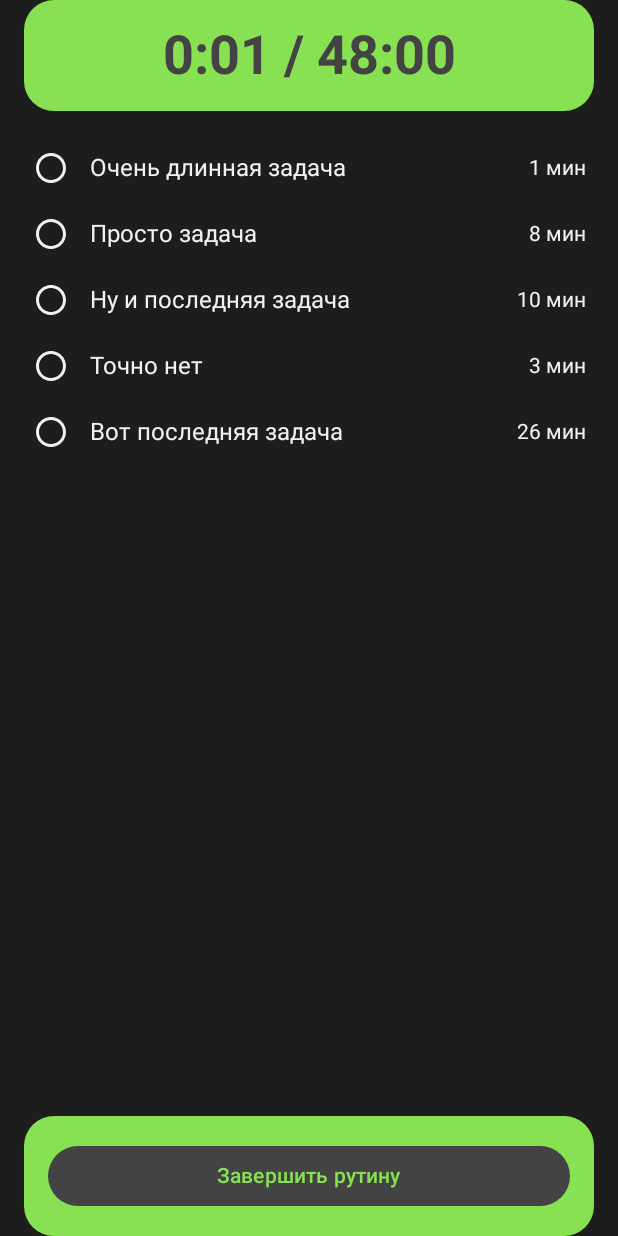
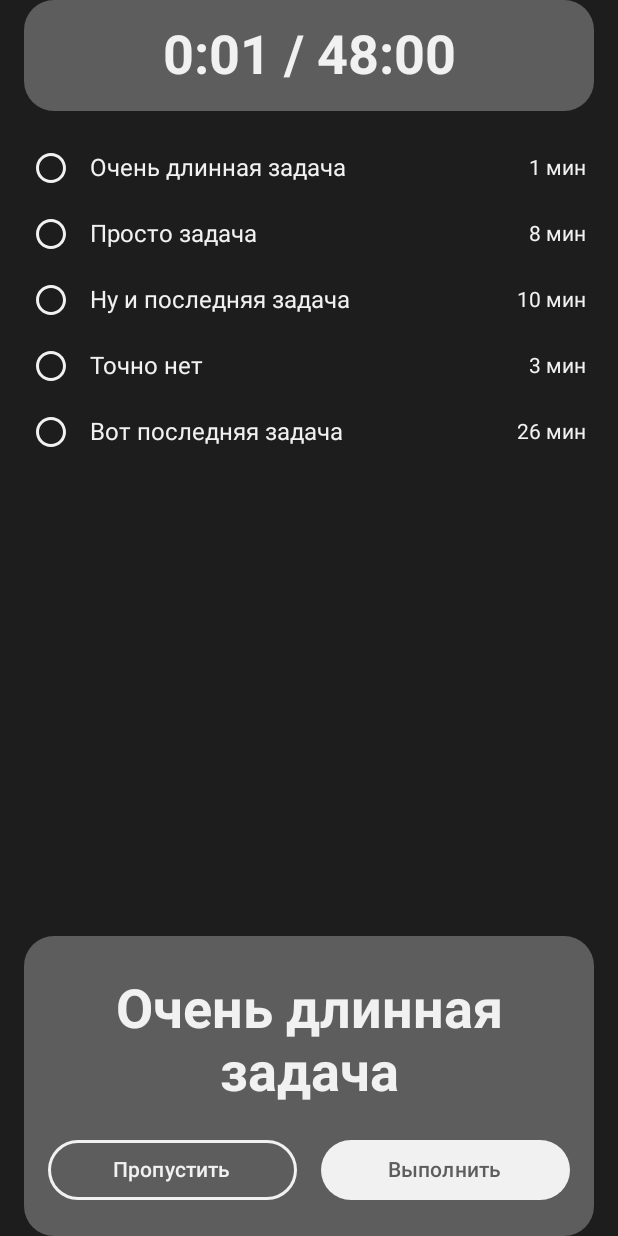
Before and after one commit to eeenicksss/onTime, an Android app built with Jetpack Compose: the @Preview function RunningRoutineScreenPreview, on a phone screen of 412 x 824 dp. Run offline under Robolectric (Android 15) with nearby library versions, the light colour scheme and no system bars.

Commit message:
Adjust the color indication in running routine screen. Refactor code, fixed bugs

```diff
--- a/app/src/main/java/com/example/ontime/create_routine/presentation/CreateRoutineViewModel.kt
+++ b/app/src/main/java/com/example/ontime/create_routine/presentation/CreateRoutineViewModel.kt
@@ -29,7 +29,7 @@ class CreateRoutineViewModel(
                     val newTask = Task(
                         title = _uiState.value.newTaskTitle,
                         durationMins = duration,
-                        status = TaskStatus.INCOMPLETED
+                        status = TaskStatus.UNCOMPLETED
                     )
                     _uiState.value = _uiState.value.copy(
                         tasks = _uiState.value.tasks + newTask,
--- a/app/src/main/java/com/example/ontime/routine/domain/repository/FakeRunningRoutineRepository.kt
+++ b/app/src/main/java/com/example/ontime/routine/domain/repository/FakeRunningRoutineRepository.kt
@@ -7,11 +7,11 @@ class FakeRunningRoutineRepository : RunningRoutineRepository {
     override suspend fun loadTasks(): List<Task> {
         // Возвращаем список задач для превью
         return listOf(
-            Task("Очень длинная задача", durationMins = 1, status = TaskStatus.INCOMPLETED),
-            Task("Просто задача", durationMins = 8, status = TaskStatus.INCOMPLETED),
-            Task("Ну и последняя задача", durationMins = 10, status = TaskStatus.INCOMPLETED),
-            Task("Точно нет", durationMins = 3, status = TaskStatus.INCOMPLETED),
-            Task("Вот последняя задача", durationMins = 26, status = TaskStatus.INCOMPLETED)
+            Task("Очень длинная задача", durationMins = 1, status = TaskStatus.UNCOMPLETED),
+            Task("Просто задача", durationMins = 8, status = TaskStatus.UNCOMPLETED),
+            Task("Ну и последняя задача", durationMins = 10, status = TaskStatus.UNCOMPLETED),
+            Task("Точно нет", durationMins = 3, status = TaskStatus.UNCOMPLETED),
+            Task("Вот последняя задача", durationMins = 26, status = TaskStatus.UNCOMPLETED)
         )
     }
 
--- a/app/src/main/java/com/example/ontime/routine/presentation/RunningRountineScreen.kt
+++ b/app/src/main/java/com/example/ontime/routine/presentation/RunningRountineScreen.kt
@@ -15,6 +15,7 @@ import androidx.compose.foundation.layout.Spacer
 import androidx.compose.foundation.layout.fillMaxSize
 import androidx.compose.foundation.layout.fillMaxWidth
 import androidx.compose.foundation.layout.padding
+import androidx.compose.foundation.layout.systemBarsPadding
 import androidx.compose.foundation.layout.width
 import androidx.compose.foundation.lazy.LazyColumn
 import androidx.compose.foundation.lazy.items
@@ -25,7 +26,6 @@ import androidx.compose.material3.ExperimentalMaterial3Api
 import androidx.compose.material3.OutlinedButton
 import androidx.compose.material3.Text
 import androidx.compose.runtime.Composable
-import androidx.compose.runtime.LaunchedEffect
 import androidx.compose.runtime.collectAsState
 import androidx.compose.runtime.getValue
 import androidx.compose.runtime.mutableStateOf
@@ -34,7 +34,6 @@ import androidx.compose.runtime.setValue
 import androidx.compose.ui.Alignment
 import androidx.compose.ui.Modifier
 import androidx.compose.ui.draw.clip
-import androidx.compose.ui.graphics.Color
 import androidx.compose.ui.res.colorResource
 import androidx.compose.ui.res.painterResource
 import androidx.compose.ui.res.stringResource
@@ -46,34 +45,20 @@ import androidx.compose.ui.unit.dp
 import androidx.compose.ui.unit.sp
 import androidx.lifecycle.ViewModelProvider
 import com.example.ontime.R
-import com.example.ontime.core.ui.theme.OnTimeTheme
 import com.example.ontime.di.AppComponent
 import com.example.ontime.routine.domain.repository.FakeRunningRoutineRepository
-import com.example.ontime.routine.domain.usecase.FakeGetTasksUseCase
-import com.example.ontime.routine.domain.usecase.FakeSaveTasksUseCase
 import kotlinx.coroutines.Dispatchers
-import kotlinx.coroutines.delay
-import kotlinx.datetime.Clock
-import kotlinx.datetime.Instant
-import kotlinx.datetime.TimeZone
-import kotlinx.datetime.toInstant
 
 class RunningRoutineActivity : ComponentActivity() {
 
     override fun onCreate(savedInstanceState: Bundle?) {
         super.onCreate(savedInstanceState)
-
-        // Получаем зависимости из AppComponent
         val repository = AppComponent.instance.provideRunningRoutineRepository()
         val dispatcher = AppComponent.instance.provideCoroutineDispatcher()
-
-        // Создаём экземпляр фабрики
         val factory = RunningRoutineViewModelFactory(
             repository = repository,
             dispatcher = dispatcher
         )
-
-        // Инжектируем зависимости в фабрику
         AppComponent.instance.inject(factory)
         val viewModel = ViewModelProvider(this, factory).get(RunningRoutineViewModel::class.java)
 
@@ -87,27 +72,24 @@ class RunningRoutineActivity : ComponentActivity() {
 @Composable
 fun RunningRoutineScreen(viewModel: RunningRoutineViewModel) {
     val tasks by viewModel.tasks.collectAsState() // Observing tasks state
-    val uiState by viewModel.uiState.collectAsState()
+    val currentTask by viewModel.currentTask.collectAsState()
+    val startTime by viewModel.startTime.collectAsState()
+    val secondsElapsed by viewModel.secondsElapsed.collectAsState()
+    val accentColorIdPair by viewModel.accentColorIdPair.collectAsState()
+    var showStartTimePicker by remember { mutableStateOf(false)}
 
-    val startTime = uiState.startTime
-    //var startTime by remember { mutableStateOf(viewModel.uiState.startTime)}
-    var showStartTimePicker by remember { mutableStateOf(false)}
-    val accentColorPair = viewModel.getAccentColorIdPair()
-        .let { colorResource(id = it.first) to colorResource(id = it.second) }
-
-
-    // Main layout
     Column(
         modifier = Modifier
             .fillMaxSize()
-            .background(colorResource(id = R.color.background)),
+            .background(colorResource(id = R.color.background))
+            .systemBarsPadding(),
         verticalArrangement = Arrangement.spacedBy(16.dp)
     ) {
         TimeBar(
-            viewModel = viewModel,
-            accentColorPair = accentColorPair
+            secondsElapsed = secondsElapsed,
+            accentColorIdPair = accentColorIdPair,
+            totalTime = viewModel.getRoutineTotalTime()
         )
-
         if (showStartTimePicker) {
             StartTimePicker(
                 onConfirm = {selectedTime ->
@@ -118,8 +100,6 @@ fun RunningRoutineScreen(viewModel: RunningRoutineViewModel) {
                 initialMinute = startTime.minute
             )
         }
-
-        // Task List
         TaskList(
             modifier = Modifier.weight(1f),
             tasks = tasks,
@@ -128,20 +108,21 @@ fun RunningRoutineScreen(viewModel: RunningRoutineViewModel) {
             }
         )
         BottomAction(
-            task = uiState.currentTask,
-            accentColorPair = accentColorPair,
+            accentColorIdPair = accentColorIdPair,
+            currentTask = currentTask,
             onFinishClick = { viewModel.finishRoutine() },
-            onSkipClick = { viewModel.setCurrentTaskStatus(TaskStatus.SKIPPED) },
-            //onCompleteClick = { viewModel.setCurrentTaskStatus(TaskStatus.COMPLETED) },
-            onCompleteClick = {
-                if (uiState.currentTask != null) viewModel.toggleTask(uiState.currentTask!!)
-            }
+            onSkipClick = { if (currentTask != null) viewModel.setTaskStatus(currentTask!!, TaskStatus.SKIPPED)},
+            onCompleteClick = { if (currentTask != null) viewModel.setTaskStatus(currentTask!!, TaskStatus.COMPLETED) }
         )
     }
 }
 
 @Composable
-fun TaskList(modifier: Modifier = Modifier, tasks: List<Task>, onToggleTask: (Task) -> Unit) {
+fun TaskList(
+    tasks: List<Task>,
+    onToggleTask: (Task) -> Unit,
+    modifier: Modifier = Modifier
+) {
     LazyColumn(
         modifier = modifier
             .fillMaxWidth()
@@ -154,7 +135,10 @@ fun TaskList(modifier: Modifier = Modifier, tasks: List<Task>, onToggleTask: (Ta
 }
 
 @Composable
-fun TaskItem(task: Task, onToggleTask: (Task) -> Unit) {
+fun TaskItem(
+    task: Task,
+    onToggleTask: (Task) -> Unit
+) {
     Row(
         modifier = Modifier
             .fillMaxWidth()
@@ -165,14 +149,12 @@ fun TaskItem(task: Task, onToggleTask: (Task) -> Unit) {
     ) {
         val textColor = if (task.status == TaskStatus.COMPLETED) colorResource(id = R.color.gray)
         else colorResource(id = R.color.light)
-
         val painter = when (task.status){
-            TaskStatus.INCOMPLETED -> painterResource(R.drawable.incompleted)
+            TaskStatus.UNCOMPLETED -> painterResource(R.drawable.incompleted)
             TaskStatus.COMPLETED -> painterResource(R.drawable.completed)
             TaskStatus.SKIPPED -> painterResource(R.drawable.skipped)
         }
         Image(painter, null, modifier = Modifier.clickable { onToggleTask(task) })
-
         Text(
             text = task.title,
             color = textColor,
@@ -180,10 +162,7 @@ fun TaskItem(task: Task, onToggleTask: (Task) -> Unit) {
             maxLines = 1,
             overflow = TextOverflow.Ellipsis
         )
-
         Spacer(modifier = Modifier.weight(1f))
-
-        // Task duration
         Text(
             text = "${task.durationMins} мин",
             color = textColor,
@@ -194,8 +173,8 @@ fun TaskItem(task: Task, onToggleTask: (Task) -> Unit) {
 
 @Composable
 fun BottomAction(
-    task: Task?,
-    accentColorPair: Pair<Color, Color>,
+    accentColorIdPair: Pair<Int, Int>,
+    currentTask: Task?,
     onFinishClick: () -> Unit,
     onSkipClick: () -> Unit,
     onCompleteClick: () -> Unit
@@ -205,19 +184,19 @@ fun BottomAction(
             .fillMaxWidth()
             .padding(horizontal = 16.dp)
             .clip(RoundedCornerShape(20.dp))
-            .background(accentColorPair.first),
+            .background(colorResource(accentColorIdPair.first)),
         horizontalAlignment = Alignment.CenterHorizontally
     ) {
-        if (task != null) {
+        if (currentTask!= null) {
             Text(
-                text = task.title,
+                text = currentTask.title,
                 modifier = Modifier
                     .fillMaxWidth()
                     .padding(start = 16.dp, end = 16.dp, top = 28.dp),
                 textAlign = TextAlign.Center,
                 fontSize = 36.sp,
                 fontWeight = FontWeight.Bold,
-                color = accentColorPair.second
+                color = colorResource(accentColorIdPair.second)
             )
             Row (
                 modifier = Modifier
@@ -226,19 +205,24 @@ fun BottomAction(
                 OutlinedButton(
                     onClick = onSkipClick,
                     modifier = Modifier.weight(1f),
-                    border = BorderStroke(2.dp, accentColorPair.second)
+                    border = BorderStroke(2.dp, colorResource(accentColorIdPair.second))
                 ) {
-                    Text(text = stringResource(id = R.string.skip), color = accentColorPair.second)
+                    Text(
+                        text = stringResource(id = R.string.skip),
+                        color = colorResource(accentColorIdPair.second)
+                    )
                 }
                 Spacer(modifier = Modifier.width(16.dp))
                 Button(
                     onClick = onCompleteClick,
                     modifier = Modifier.weight(1f),
-                    colors = ButtonDefaults.buttonColors(containerColor = accentColorPair.second)
+                    colors = ButtonDefaults.buttonColors(
+                        containerColor = colorResource(accentColorIdPair.second)
+                    )
                 ) {
                     Text(
                         text = stringResource(id = R.string.complete),
-                        color = accentColorPair.first
+                        color = colorResource(accentColorIdPair.first)
                     )
                 }
             }
@@ -247,11 +231,13 @@ fun BottomAction(
             Button(
                 onClick = onFinishClick,
                 modifier = Modifier.padding(16.dp).fillMaxWidth(),
-                colors = ButtonDefaults.buttonColors(containerColor = accentColorPair.second)
+                colors = ButtonDefaults.buttonColors(
+                    containerColor = colorResource(accentColorIdPair.second)
+                )
             ) {
                 Text(
                     text = stringResource(id = R.string.finish),
-                    color = accentColorPair.first
+                    color = colorResource(accentColorIdPair.first)
                 )
             }
         }
@@ -260,24 +246,22 @@ fun BottomAction(
 
 @SuppressLint("DefaultLocale")
 @Composable
-fun TimeBar(viewModel: RunningRoutineViewModel, accentColorPair: Pair<Color, Color>) {
-    // Переменная для хранения прошедшего времени в секундах
-    val secondsElapsed by viewModel.secondsElapsed.collectAsState()
-    // Вычисляем часы, минуты и секунды
+fun TimeBar(
+    secondsElapsed: Int,
+    accentColorIdPair: Pair<Int, Int>,
+    totalTime: Int
+) {
+
     val hours = secondsElapsed / 3600
     val minutes = (secondsElapsed % 3600) / 60
     val seconds = secondsElapsed % 60
 
-    val totalTime = viewModel.getRoutineTotalTime()
     val totalHours = totalTime / 60
     val totalMinutes = totalTime % 60
 
-    // Форматируем строку времени
-    val timeText = if (hours > 0) {
-        String.format("%d:%02d:%02d", hours, minutes, seconds)
-    } else {
-        String.format("%d:%02d", minutes, seconds)
-    }
+    val timeText = if (hours > 0) String.format("%d:%02d:%02d", hours, minutes, seconds)
+    else String.format("%d:%02d", minutes, seconds)
+
     val totalTimeText = if (totalHours > 0) String.format("%d:%02d:00", totalHours, totalMinutes)
     else String.format("%d:00", totalMinutes)
 
@@ -286,7 +270,7 @@ fun TimeBar(viewModel: RunningRoutineViewModel, accentColorPair: Pair<Color, Col
             .padding(horizontal = 16.dp)
             .fillMaxWidth()
             .clip(RoundedCornerShape(20.dp))
-            .background(accentColorPair.first),
+            .background(colorResource(accentColorIdPair.first)),
         verticalAlignment = Alignment.CenterVertically,
         horizontalArrangement = Arrangement.Center,
     ){
@@ -295,7 +279,7 @@ fun TimeBar(viewModel: RunningRoutineViewModel, accentColorPair: Pair<Color, Col
             fontSize = 36.sp,
             fontWeight = FontWeight.Bold,
             modifier = Modifier.padding(16.dp),
-            color = accentColorPair.second
+            color = colorResource(accentColorIdPair.second)
         )
     }
 
--- a/app/src/main/java/com/example/ontime/routine/presentation/RunningRoutineEvents.kt
+++ /dev/null
@@ -1,5 +0,0 @@
-package com.example.ontime.routine.presentation
-
-sealed interface RunningRoutineEvents {
-    data object SomeEvent: RunningRoutineEvents
-}
--- a/app/src/main/java/com/example/ontime/routine/presentation/RunningRoutineUiState.kt
+++ /dev/null
@@ -1,12 +0,0 @@
-package com.example.ontime.routine.presentation
-
-import kotlinx.datetime.Clock
-import kotlinx.datetime.LocalDateTime
-import kotlinx.datetime.TimeZone
-import kotlinx.datetime.toLocalDateTime
-
-data class RunningRoutineUiState (
-    val startTime: LocalDateTime = Clock.System.now().toLocalDateTime(TimeZone.currentSystemDefault()),
-    val tasks: List<Task> = listOf(),
-    var currentTask: Task? = null
-)
--- a/app/src/main/java/com/example/ontime/routine/presentation/RunningRoutineViewModel.kt
+++ b/app/src/main/java/com/example/ontime/routine/presentation/RunningRoutineViewModel.kt
@@ -1,6 +1,5 @@
 package com.example.ontime.routine.presentation
 
-import android.util.Log
 import androidx.compose.material3.ExperimentalMaterial3Api
 import androidx.compose.material3.TimePickerState
 import androidx.lifecycle.ViewModel
@@ -11,9 +10,9 @@ import kotlinx.coroutines.CoroutineDispatcher
 import kotlinx.coroutines.delay
 import kotlinx.coroutines.flow.MutableStateFlow
 import kotlinx.coroutines.flow.StateFlow
+import kotlinx.coroutines.flow.asStateFlow
 import kotlinx.coroutines.launch
 import kotlinx.datetime.Clock
-import kotlinx.datetime.Instant
 import kotlinx.datetime.LocalDateTime
 import kotlinx.datetime.TimeZone
 import kotlinx.datetime.toInstant
@@ -24,89 +23,87 @@ class RunningRoutineViewModel @Inject constructor(
     private val repository: RunningRoutineRepository,
     private val dispatcher: CoroutineDispatcher
 ) : ViewModel() {
-
-    private val _uiState = MutableStateFlow(RunningRoutineUiState())
-    val uiState: StateFlow<RunningRoutineUiState> = _uiState
-
     private val _tasks = MutableStateFlow<List<Task>>(emptyList())
     val tasks: StateFlow<List<Task>> = _tasks
 
+    private val _currentTask = MutableStateFlow<Task?>(null)
+    val currentTask = _currentTask.asStateFlow()
+
+    private val _startTime = MutableStateFlow(Clock.System.now().toLocalDateTime(TimeZone.currentSystemDefault()))
+    val startTime = _startTime.asStateFlow()
+
     private val _secondsElapsed = MutableStateFlow(0)
-    val secondsElapsed: StateFlow<Int> = _secondsElapsed
+    val secondsElapsed = _secondsElapsed.asStateFlow()
+
+    private val _accentColorIdPair = MutableStateFlow(R.color.gray to R.color.light)
+    val accentColorIdPair = _accentColorIdPair.asStateFlow()
 
     init {
         viewModelScope.launch(dispatcher) { // Используем заданный диспетчер
             loadTasks()
+            setCurrentTask()
             startTimer()
-//            _uiState.value = _uiState.value.copy(
-//                tasks = _tasks.value,
-//                currentTask = getCurrentTask()
-//            )
         }
     }
 
     private suspend fun loadTasks() {
-        val loadedTasks = repository.loadTasks()
-        _tasks.value = loadedTasks
-        _uiState.value = _uiState.value.copy(tasks = loadedTasks, currentTask = getCurrentTask())
+        _tasks.value = repository.loadTasks()
     }
 
     private fun startTimer() {
-        val startTime = _uiState.value.startTime.toInstant(TimeZone.currentSystemDefault())
+        val startTime = startTime.value.toInstant(TimeZone.currentSystemDefault())
         viewModelScope.launch(dispatcher) {
             while(true) {
                 val elapsedMillis = Clock.System.now().toEpochMilliseconds() - startTime.toEpochMilliseconds()
                 _secondsElapsed.value = (elapsedMillis / 1000).toInt()
+                setAccentColorIdPair()
                 delay(1000L)
             }
         }
     }
 
-    private fun saveTasks(tasks: List<Task>) {
+    private fun saveTasksToRepository(tasks: List<Task>) {
         viewModelScope.launch {
             repository.saveTasks(tasks)
-            _tasks.value = tasks
         }
     }
     fun getRoutineTotalTime(): Int {
-        return uiState.value.tasks.sumOf {it.durationMins}
+        return tasks.value.sumOf {it.durationMins}
     }
 
     fun toggleTask(task: Task) {
-        val updatedTask = task.copy(
-            status = TaskStatus.entries[(task.status.ordinal + 1) % TaskStatus.entries.size])
-        val updatedTasks = _tasks.value.map { if (it == task) updatedTask else it }
-        saveTasks(updatedTasks)  // Сохраняем обновленный список задач
-
-        _uiState.value = _uiState.value.copy(
-            tasks = updatedTasks
-        )
-        saveTasks(updatedTasks)
-        _uiState.value = _uiState.value.copy(
-            currentTask = getCurrentTask()
-        )
+        val newStatus = TaskStatus.entries[(task.status.ordinal + 1) % TaskStatus.entries.size]
+        setTaskStatus(task, newStatus)
     }
 
-    private fun getCurrentTask(): Task? {
-        return uiState.value.tasks.find { it.status == TaskStatus.INCOMPLETED }
+    fun setTaskStatus(task: Task, status: TaskStatus) {
+        _tasks.value = _tasks.value.map {
+            if (it == task) it.copy(status = status) else it
+        }
+        setCurrentTask()
+        setAccentColorIdPair()
+        saveTasksToRepository(tasks.value)
+    }
+
+    private fun setCurrentTask() {
+        val currentTask = tasks.value.find { it.status == TaskStatus.UNCOMPLETED }
+        _currentTask.value = currentTask
     }
 
     private fun getAnticipatedTime(): Int {
         var time = 0
-        uiState.value.tasks.forEach { task ->
-            if (task.status != TaskStatus.INCOMPLETED) {
+        tasks.value.forEach { task ->
+            if (task.status != TaskStatus.UNCOMPLETED) {
                 time += task.durationMins
-                Log.d("DEBUG", "Adding task duration: ${task.durationMins}, total: $time")
             }
         }
-        Log.d("DEBUG", "Final anticipatedTime: $time")
         return time
     }
 
-    fun getAccentColorIdPair(): Pair<Int, Int> {
-        val anticipatedTime = getAnticipatedTime()
-        val currentTaskTime = uiState.value.currentTask?.durationMins ?: 0
-        return when {
+    private fun setAccentColorIdPair() {
+        val anticipatedTime = getAnticipatedTime() * 60
+        val currentTaskTime = currentTask.value?.durationMins?.let{it * 60} ?: 0
+        _accentColorIdPair.value = when {
             secondsElapsed.value <= anticipatedTime -> R.color.green to R.color.on_green
             secondsElapsed.value <= anticipatedTime + currentTaskTime -> R.color.gray to R.color.light
             else -> R.color.red to R.color.light
@@ -114,17 +111,15 @@ class RunningRoutineViewModel @Inject constructor(
     }
 
     fun updateStartTime(newStartTime: LocalDateTime) {
-        _uiState.value = _uiState.value.copy(startTime = newStartTime)
+        _startTime.value = newStartTime
     }
 
     fun toTimeString(hours: Int, minutes: Int): String {
-        // Приводим часы и минуты к формату с ведущими нулями (например, 02:05)
         val hrs = hours.toString().padStart(2, '0')
         val mins = minutes.toString().padStart(2, '0')
         return "$hrs:$mins"
     }
 
-    // Функция для преобразования времени из строки HH:MM в формат Hrs и Mins
     fun fromTimeString(time: String): Pair<Int, Int> {
         // Разделяем строку по двоеточию
         val parts = time.split(":")
@@ -137,16 +132,6 @@ class RunningRoutineViewModel @Inject constructor(
     fun finishRoutine() {
         //TODO create finishing routine logic
     }
-
-    fun setCurrentTaskStatus(status: TaskStatus) {
-        uiState.value.tasks.forEach() {
-            if (it.status == TaskStatus.INCOMPLETED) {
-                it.status = status
-                return
-            }
-        }
-    }
-
 
     @OptIn(ExperimentalMaterial3Api::class)
     fun timePickerStateToLocalDateTime(timePickerState: TimePickerState): LocalDateTime {
--- a/app/src/main/java/com/example/ontime/routine/presentation/TaskStatus.kt
+++ b/app/src/main/java/com/example/ontime/routine/presentation/TaskStatus.kt
@@ -1,7 +1,7 @@
 package com.example.ontime.routine.presentation
 
 enum class TaskStatus {
-    INCOMPLETED,
+    UNCOMPLETED,
     COMPLETED,
     SKIPPED
 }
```
Also changed, not shown: app/src/main/java/com/example/ontime/create_routine/presentation/CreateRoutineScreen.kt (+12 -1 lines), app/src/main/java/com/example/ontime/routine/presentation/RunningRoutineActions.kt (deleted, +0 -9 lines).
